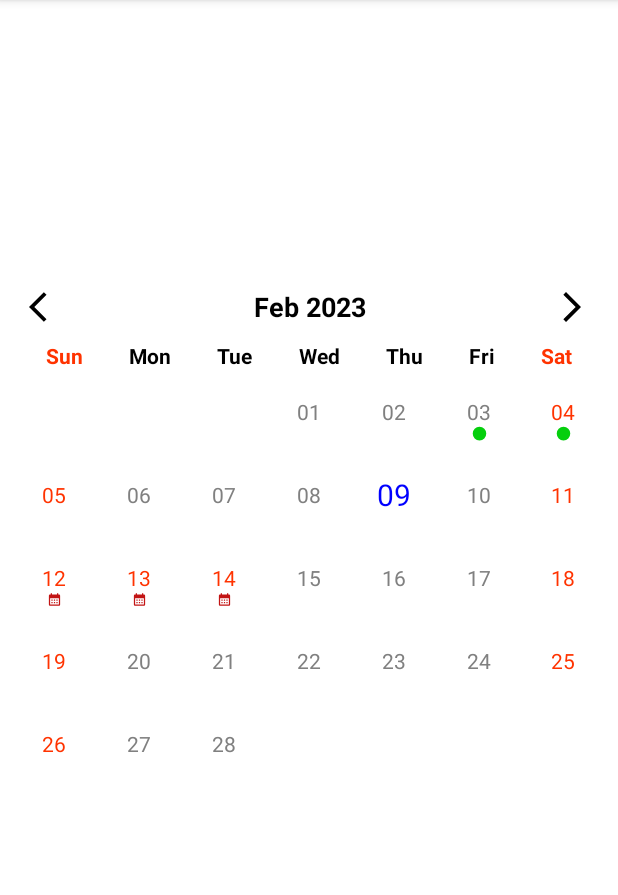
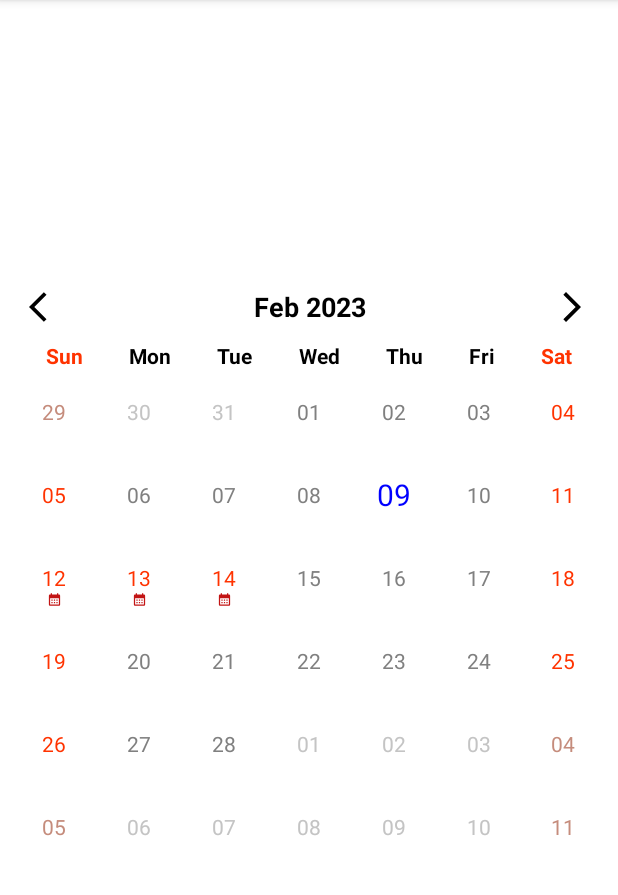
Before and after one commit to nhlynn/butterfly_calendar, an Android app: the screen it shows after launch (MainActivity), on a phone screen of 412 x 824 dp, the part 84-979 px from its top. Run offline under Robolectric (Android 15) with nearby library versions, the phone set to English and light mode, and no system bars.

Commit message:
-change full calendar style and remove null date

```diff
--- a/app/src/main/java/com/nylynn/butterfly_calendar/DataViewModel.kt
+++ b/app/src/main/java/com/nylynn/butterfly_calendar/DataViewModel.kt
@@ -4,10 +4,10 @@ import androidx.lifecycle.MutableLiveData
 import androidx.lifecycle.ViewModel
 
 class DataViewModel: ViewModel() {
-    var mDateResponse = MutableLiveData<ArrayList<String>>()
+    var mOffDateResponse = MutableLiveData<ArrayList<String>>()
 
     fun getOffDate(month:String){
         val dateList= arrayListOf("2023-$month-12","2023-$month-13","2023-$month-14")
-        mDateResponse.postValue(dateList)
+        mOffDateResponse.postValue(dateList)
     }
 }
--- a/app/src/main/java/com/nylynn/butterfly_calendar/MainActivity.kt
+++ b/app/src/main/java/com/nylynn/butterfly_calendar/MainActivity.kt
@@ -38,16 +38,19 @@ class MainActivity : AppCompatActivity() {
 
         binding.lynnCal.setOnMonthChangeListener(object : OnMonthChangeListener{
             override fun onMonthChange(date: String) {
-                mDataViewModel.getOffDate(monthFormatter.format(ymdFormatter.parse(binding.lynnCal.getCalendarMonth())!!))
+
+                val month = monthFormatter.format(ymdFormatter.parse(binding.lynnCal.getCalendarMonth())!!)
+                mDataViewModel.getOffDate(month)
+
+                binding.lynnCal.addEventWithIcon("2023-$month-03",R.drawable.ic_normal)
+                binding.lynnCal.addEventWithIcon("2023-$month-04",R.drawable.ic_next)
+                binding.lynnCal.addEventWithIcon("2023-$month-05",R.drawable.ic_previous)
+                binding.lynnCal.addEventWithIcon("2023-$month-06",R.drawable.ic_normal)
             }
 
         })
 
-
-        binding.lynnCal.addEventWithIcon("2023-02-03",R.drawable.ic_normal)
-        binding.lynnCal.addEventWithIcon("2023-02-04",R.drawable.ic_normal)
-
-        mDataViewModel.mDateResponse.observe(this){
+        mDataViewModel.mOffDateResponse.observe(this){
             binding.lynnCal.setMultipleOffDay(it)
         }
 
--- a/butterfly_calendar/src/main/java/com/nylynn/butterfly_calendar/ButterflyCalendar.kt
+++ b/butterfly_calendar/src/main/java/com/nylynn/butterfly_calendar/ButterflyCalendar.kt
@@ -5,21 +5,19 @@ import android.util.AttributeSet
 import android.view.LayoutInflater
 import android.view.View
 import android.widget.LinearLayout
+import androidx.appcompat.app.AppCompatDelegate
 import androidx.appcompat.content.res.AppCompatResources
 import androidx.appcompat.widget.AppCompatImageButton
 import androidx.recyclerview.widget.GridLayoutManager
 import androidx.recyclerview.widget.LinearLayoutManager
 import androidx.recyclerview.widget.RecyclerView
 import com.google.android.material.textview.MaterialTextView
-import com.nylynn.butterfly_calendar.CalendarConstants.myShowFormatter
-import com.nylynn.butterfly_calendar.CalendarConstants.ymdFormatter
 import java.util.*
 
 class ButterflyCalendar constructor(
     context: Context,
     attrs: AttributeSet
 ) : LinearLayout(context, attrs), OnDateClickListener {
-    private var mainCalendar: Calendar = Calendar.getInstance()
     private lateinit var calendarAdapter: CalendarAdapter
     private var tvYearMonth: MaterialTextView
     private var lblSun: MaterialTextView
@@ -39,6 +37,7 @@ class ButterflyCalendar constructor(
             context.getSystemService(Context.LAYOUT_INFLATER_SERVICE) as LayoutInflater
         val rootView: View = inflater.inflate(R.layout.butterfly_calendar, this, true)
 
+        AppCompatDelegate.setDefaultNightMode(AppCompatDelegate.MODE_NIGHT_NO)
         tvYearMonth = rootView.findViewById(R.id.tv_header_date)
         lblSun = rootView.findViewById(R.id.lbl_sun)
         lblSat = rootView.findViewById(R.id.lbl_sat)
@@ -104,45 +103,23 @@ class ButterflyCalendar constructor(
     }
 
     private fun daysInMonthArray(): ArrayList<DatesVO> {
-        val daysInMonthArray: ArrayList<DatesVO> = ArrayList()
-        val daysInMonth: Int = getDayInMonth()
-        val dayOfWeek: Int = getDayOfWeek()
+        val dateModelList: ArrayList<DatesVO> = ArrayList()
+        // set date start of month
+        val calendar = Calendar.getInstance()
+        calendar.time = mainCalendar.time
+        calendar.set(Calendar.DAY_OF_MONTH, 1)
 
-        for (i in 1..42) {
-            if (i <= dayOfWeek || i > daysInMonth + dayOfWeek) {
-                if (dayOfWeek < 7) {
-                    daysInMonthArray.add(DatesVO(null))
-                }
-            } else {
-                val calendar = Calendar.getInstance()
-                calendar.set(Calendar.YEAR, mainCalendar.get(Calendar.YEAR))
-                calendar.set(Calendar.MONTH, mainCalendar.get(Calendar.MONTH))
-                calendar.set(Calendar.DAY_OF_MONTH, (i - dayOfWeek))
-                daysInMonthArray.add(DatesVO(calendar.time))
-            }
+        val monthBeginningCell: Int = calendar.get(Calendar.DAY_OF_WEEK) - 1
+        calendar.add(Calendar.DAY_OF_MONTH, -monthBeginningCell)
+        dateModelList.clear()
+
+        while (dateModelList.size < 42) {
+            val model = DatesVO(calendar.time)
+            dateModelList.add(model)
+            calendar.add(Calendar.DAY_OF_MONTH, 1)
         }
-        return daysInMonthArray
-    }
 
-    private fun getDayInMonth(): Int {
-        val year = mainCalendar.get(Calendar.YEAR)
-        val month = mainCalendar.get(Calendar.MONTH) + 1
-        return if (month == 4 || month == 6 || month == 9 || month == 11) {
-            30
-        } else if (month == 1 || month == 3 || month == 5 || month == 7 || month == 8 || month == 10 || month == 12) {
-            31
-        } else {
-            if (year % 4 == 0) {
-                29
-            } else {
-                28
-            }
-        }
-    }
-
-    private fun getDayOfWeek(): Int {
-        mainCalendar.set(Calendar.DAY_OF_MONTH, 1)
-        return mainCalendar.get(Calendar.DAY_OF_WEEK) - 1
+        return dateModelList
     }
 
     private fun sundayOff() {
--- a/butterfly_calendar/src/main/java/com/nylynn/butterfly_calendar/CalendarAdapter.kt
+++ b/butterfly_calendar/src/main/java/com/nylynn/butterfly_calendar/CalendarAdapter.kt
@@ -6,9 +6,6 @@ import android.view.View
 import android.view.ViewGroup
 import androidx.appcompat.content.res.AppCompatResources
 import androidx.recyclerview.widget.RecyclerView
-import com.nylynn.butterfly_calendar.CalendarConstants.dateFormat
-import com.nylynn.butterfly_calendar.CalendarConstants.dayOfWeekFormat
-import com.nylynn.butterfly_calendar.CalendarConstants.ymdFormatter
 import com.nylynn.butterfly_calendar.databinding.CalendarCellBinding
 import java.util.*
 import kotlin.collections.ArrayList
@@ -43,24 +40,20 @@ class CalendarAdapter(dateClickListener: OnDateClickListener) :
         val root = viewHolder.viewBinder
 
         root.tvMonthDate.text =
-            if (dateList[position].date == null) "" else dateFormat.format(dateList[position].date!!)
+            dateFormat.format(dateList[position].date)
 
         root.mainCell.setOnClickListener {
-            if (dateList[position].date != null) {
-                onDateClickListener.onClick(ymdFormatter.format(dateList[position].date!!))
-            }
+            onDateClickListener.onClick(ymdFormatter.format(dateList[position].date))
         }
 
         root.mainCell.setOnLongClickListener {
-            if (dateList[position].date != null) {
-                onDateClickListener.onLongClick(ymdFormatter.format(dateList[position].date!!))
-            }
+            onDateClickListener.onLongClick(ymdFormatter.format(dateList[position].date))
             true
         }
 
-        if (dateList[position].date != null) {
-            if (mWeekend && (dayOfWeekFormat.format(dateList[position].date!!) == "Saturday" ||
-                        dayOfWeekFormat.format(dateList[position].date!!) == "Sunday")
+        if (ymFormatter.format(dateList[position].date) == ymFormatter.format(mainCalendar.time)) {
+            if (mWeekend && (dayOfWeekFormat.format(dateList[position].date) == "Saturday" ||
+                        dayOfWeekFormat.format(dateList[position].date) == "Sunday")
             ) {
                 root.tvMonthDate.setTextColor(
                     AppCompatResources.getColorStateList(
@@ -69,7 +62,7 @@ class CalendarAdapter(dateClickListener: OnDateClickListener) :
                     )
                 )
             } else if (mSuperSunday &&
-                dayOfWeekFormat.format(dateList[position].date!!) == "Sunday"
+                dayOfWeekFormat.format(dateList[position].date) == "Sunday"
             ) {
                 root.tvMonthDate.setTextColor(
                     AppCompatResources.getColorStateList(
@@ -79,7 +72,7 @@ class CalendarAdapter(dateClickListener: OnDateClickListener) :
                 )
             } else {
                 if (ymdFormatter.format(todayDate) ==
-                    ymdFormatter.format(dateList[position].date!!)
+                    ymdFormatter.format(dateList[position].date)
                 ) {
                     root.tvMonthDate.setTextColor(
                         AppCompatResources.getColorStateList(
@@ -95,11 +88,12 @@ class CalendarAdapter(dateClickListener: OnDateClickListener) :
                             R.color.grey
                         )
                     )
+                    root.tvMonthDate.textSize = 14f
                 }
             }
 
             for (event in eventList) {
-                if (event.strDate == ymdFormatter.format(dateList[position].date!!)) {
+                if (event.strDate == ymdFormatter.format(dateList[position].date)) {
                     root.ivIcon.visibility = View.VISIBLE
                     root.ivIcon.setImageResource(event.image)
                 }
@@ -107,7 +101,7 @@ class CalendarAdapter(dateClickListener: OnDateClickListener) :
 
             for (offDay in offDayList) {
                 if (offDay ==
-                    ymdFormatter.format(dateList[position].date!!)
+                    ymdFormatter.format(dateList[position].date)
                 ) {
                     root.tvMonthDate.setTextColor(
                         AppCompatResources.getColorStateList(
@@ -119,6 +113,35 @@ class CalendarAdapter(dateClickListener: OnDateClickListener) :
                     root.ivIcon.setImageResource(R.drawable.ic_calendar)
                 }
             }
+        }else{
+            root.tvMonthDate.setTextColor(
+                AppCompatResources.getColorStateList(
+                    root.tvMonthDate.context,
+                    R.color.black_disable
+                )
+            )
+            root.tvMonthDate.textSize = 14f
+
+            if (this.mWeekend &&
+                (dayOfWeekFormat.format(dateList[position].date) == "Saturday" ||
+                        dayOfWeekFormat.format(dateList[position].date) == "Sunday")) {
+                root.tvMonthDate.setTextColor(
+                    AppCompatResources.getColorStateList(
+                        root.tvMonthDate.context,
+                        R.color.red_disable
+                    )
+                )
+            }
+
+            if (this.mSuperSunday &&
+                dayOfWeekFormat.format(dateList[position].date) == "Sunday") {
+                root.tvMonthDate.setTextColor(
+                    AppCompatResources.getColorStateList(
+                        root.tvMonthDate.context,
+                        R.color.red_disable
+                    )
+                )
+            }
         }
     }
 
@@ -129,7 +152,7 @@ class CalendarAdapter(dateClickListener: OnDateClickListener) :
     }
 
     @SuppressLint("NotifyDataSetChanged")
-    fun clearCalendar(){
+    fun clearCalendar() {
         this.eventList.clear()
         this.offDayList.clear()
         notifyDataSetChanged()
--- a/butterfly_calendar/src/main/java/com/nylynn/butterfly_calendar/CalendarConstants.kt
+++ b/butterfly_calendar/src/main/java/com/nylynn/butterfly_calendar/CalendarConstants.kt
@@ -3,9 +3,9 @@ package com.nylynn.butterfly_calendar
 import java.text.SimpleDateFormat
 import java.util.*
 
-object CalendarConstants {
-    var ymdFormatter = SimpleDateFormat("yyyy-MM-dd", Locale.US)
-    var myShowFormatter = SimpleDateFormat("MMM yyyy", Locale.US)
-    var dateFormat = SimpleDateFormat("dd", Locale.US)
-    var dayOfWeekFormat = SimpleDateFormat("EEEE", Locale.US)
-}
+var mainCalendar: Calendar = Calendar.getInstance()
+val ymdFormatter = SimpleDateFormat("yyyy-MM-dd", Locale.US)
+val ymFormatter = SimpleDateFormat("yyyy-MM", Locale.US)
+val myShowFormatter = SimpleDateFormat("MMM yyyy", Locale.US)
+val dateFormat = SimpleDateFormat("dd", Locale.US)
+val dayOfWeekFormat = SimpleDateFormat("EEEE", Locale.US)
--- a/butterfly_calendar/src/main/java/com/nylynn/butterfly_calendar/DatesVO.kt
+++ b/butterfly_calendar/src/main/java/com/nylynn/butterfly_calendar/DatesVO.kt
@@ -2,4 +2,4 @@ package com.nylynn.butterfly_calendar
 
 import java.util.Date
 
-data class DatesVO(val date: Date?)
+data class DatesVO(val date: Date)
--- a/butterfly_calendar/src/main/res/values/colors.xml
+++ b/butterfly_calendar/src/main/res/values/colors.xml
@@ -4,4 +4,6 @@
     <color name="black">#000000</color>
     <color name="grey">#808080</color>
     <color name="blue">#0000ff</color>
+    <color name="black_disable">#C4C4C4</color>
+    <color name="red_disable">#C58C7C</color>
 </resources>
```
